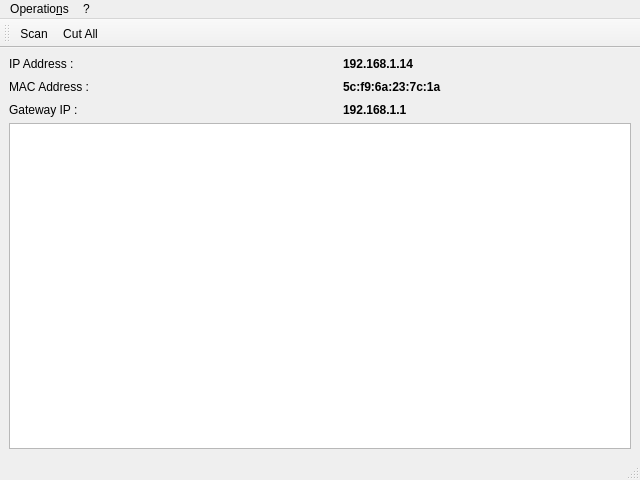
First picture: the form in ui/main.ui, repository Qchmqs/NetShut, before the edit.
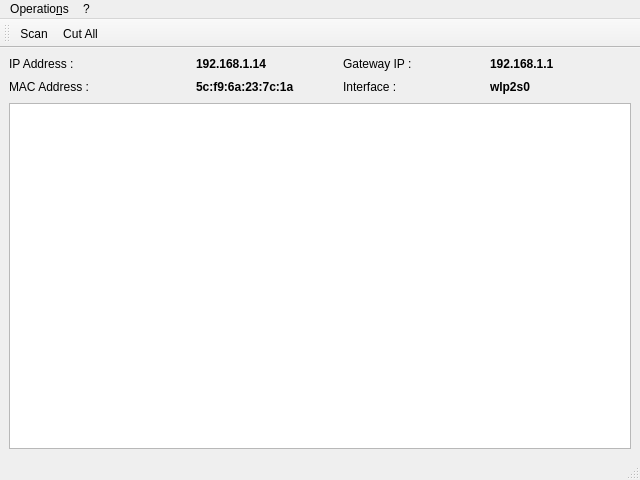
Second picture: the form after the edit.

Commit message: display chosen interface

Diff of the .ui file:
```diff
--- a/ui/main.ui
+++ b/ui/main.ui
@@ -64,20 +64,34 @@
         </property>
        </widget>
       </item>
-      <item row="2" column="0">
+      <item row="0" column="3">
        <widget class="QLabel" name="label_5">
         <property name="text">
          <string>Gateway IP :</string>
         </property>
        </widget>
       </item>
-      <item row="2" column="2">
+      <item row="0" column="4">
        <widget class="QLabel" name="lbl_gw">
         <property name="text">
          <string>&lt;b&gt;192.168.1.1&lt;/b&gt;</string>
         </property>
        </widget>
       </item>
+      <item row="1" column="3">
+       <widget class="QLabel" name="label_2">
+        <property name="text">
+         <string>Interface :</string>
+        </property>
+       </widget>
+      </item>
+      <item row="1" column="4">
+       <widget class="QLabel" name="lbl_iface">
+        <property name="text">
+         <string>&lt;b&gt;wlp2s0&lt;/b&gt;</string>
+        </property>
+       </widget>
+      </item>
      </layout>
     </item>
     <item>
```
The commit also changes 2 other files.
